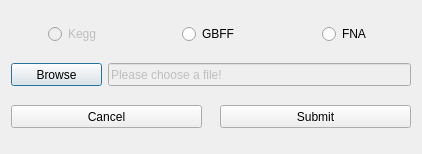
The window that geneViewerSettings.ui (bdoze90/CASPERapp) describes before a commit, drawn with Qt 5.
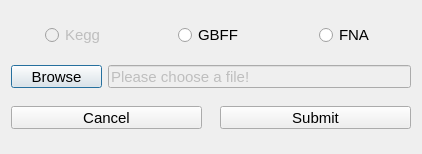
The same window after the commit.

Diff of the .ui file:
```diff
--- a/geneViewerSettings.ui
+++ b/geneViewerSettings.ui
@@ -25,6 +25,11 @@
     <height>154</height>
    </size>
   </property>
+  <property name="font">
+   <font>
+    <pointsize>11</pointsize>
+   </font>
+  </property>
   <property name="windowTitle">
    <string>Dialog</string>
   </property>
```
